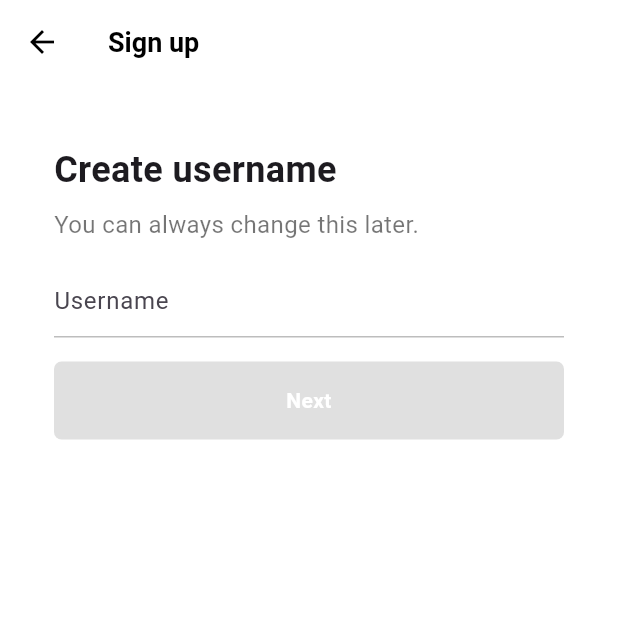
After one commit to RomanusKim/tiktok_clone, a Flutter app: the screen it shows after launch, after a tap on "Use email & password", on a phone screen of 412 x 824 dp, the top half of it. The commit adds this screen. Run offline on Flutter 3.47's test engine with Material 3 defaults, Android fonts, the phone set to English and light mode, and no system bars; our stand-ins replace font_awesome_flutter.

Commit message:
#username_screen(AnimationContainer, TextField)

```diff
--- a/lib/feautres/authentication/login_screen.dart
+++ b/lib/feautres/authentication/login_screen.dart
@@ -49,7 +49,7 @@ class LoginScreen extends StatelessWidget {
         ),
       ),
       bottomNavigationBar: BottomAppBar(
-        color: Colors.grey.shade100,
+        color: Colors.grey.shade50,
         elevation: 2,
         child: Padding(
           padding: const EdgeInsets.symmetric(vertical: Sizes.size12),
--- a/lib/feautres/authentication/sign_up_screen.dart
+++ b/lib/feautres/authentication/sign_up_screen.dart
@@ -2,16 +2,24 @@ import 'package:flutter/material.dart';
 import 'package:font_awesome_flutter/font_awesome_flutter.dart';
 import 'package:tiktok_clone/constants/gaps.dart';
 import 'package:tiktok_clone/constants/sizes.dart';
+import 'package:tiktok_clone/feautres/authentication/email_screen.dart';
 import 'package:tiktok_clone/feautres/authentication/login_screen.dart';
+import 'package:tiktok_clone/feautres/authentication/username_screen.dart';
 import 'package:tiktok_clone/feautres/authentication/widgets/auth_button.dart';
 
 class SignUpScreen extends StatelessWidget {
   const SignUpScreen({super.key});
 
-  void onLoginTap(BuildContext context) {
+  void _onLoginTap(BuildContext context) {
     Navigator.of(
       context,
     ).push(MaterialPageRoute(builder: (context) => LoginScreen()));
+  }
+
+  void _onEmailTap(BuildContext context) {
+    Navigator.of(
+      context,
+    ).push(MaterialPageRoute(builder: (context) => UsernameScreen()));
   }
 
   @override
@@ -37,9 +45,12 @@ class SignUpScreen extends StatelessWidget {
                 textAlign: TextAlign.center,
               ),
               Gaps.v40,
-              AuthButton(
-                icon: FaIcon(FontAwesomeIcons.user),
-                text: "Use email & password",
+              GestureDetector(
+                onTap: () => _onEmailTap(context),
+                child: AuthButton(
+                  icon: FaIcon(FontAwesomeIcons.user),
+                  text: "Use email & password",
+                ),
               ),
               Gaps.v16,
               AuthButton(
@@ -51,7 +62,7 @@ class SignUpScreen extends StatelessWidget {
         ),
       ),
       bottomNavigationBar: BottomAppBar(
-        color: Colors.grey.shade100,
+        color: Colors.grey.shade50,
         elevation: 2,
         child: Padding(
           padding: const EdgeInsets.symmetric(vertical: Sizes.size12),
@@ -61,7 +72,7 @@ class SignUpScreen extends StatelessWidget {
               Text('Already have an account?'),
               Gaps.h5,
               GestureDetector(
-                onTap: () => onLoginTap(context),
+                onTap: () => _onLoginTap(context),
                 child: Text(
                   'Log in',
                   style: TextStyle(
--- /dev/null
+++ b/lib/feautres/authentication/username_screen.dart
@@ -0,0 +1,90 @@
+import 'package:flutter/material.dart';
+import 'package:tiktok_clone/constants/gaps.dart';
+import 'package:tiktok_clone/constants/sizes.dart';
+
+class UsernameScreen extends StatefulWidget {
+  const UsernameScreen({super.key});
+
+  @override
+  State<UsernameScreen> createState() => _UsernameScreenState();
+}
+
+class _UsernameScreenState extends State<UsernameScreen> {
+  final TextEditingController _usernameController = TextEditingController();
+
+  String _username = "";
+  @override
+  void initState() {
+    super.initState();
+
+    _usernameController.addListener(() {
+      setState(() {
+        _username = _usernameController.text;
+      });
+    });
+  }
+
+  @override
+  Widget build(BuildContext context) {
+    return Scaffold(
+      appBar: AppBar(title: Text("Sign up")),
+      body: Padding(
+        padding: const EdgeInsets.symmetric(horizontal: Sizes.size36),
+        child: Column(
+          crossAxisAlignment: CrossAxisAlignment.start,
+          children: [
+            Gaps.v40,
+            Text(
+              "Create username",
+              style: TextStyle(
+                fontSize: Sizes.size24,
+                fontWeight: FontWeight.w700,
+              ),
+            ),
+            Gaps.v8,
+            Text(
+              "You can always change this later.",
+              style: TextStyle(fontSize: Sizes.size16, color: Colors.black54),
+            ),
+            Gaps.v16,
+            TextField(
+              controller: _usernameController,
+              decoration: InputDecoration(
+                hintText: "Username",
+                enabledBorder: UnderlineInputBorder(
+                  borderSide: BorderSide(color: Colors.grey.shade400),
+                ),
+                focusedBorder: UnderlineInputBorder(
+                  borderSide: BorderSide(color: Colors.grey.shade400),
+                ),
+              ),
+              cursorColor: Theme.of(context).primaryColor,
+            ),
+            Gaps.v16,
+            FractionallySizedBox(
+              widthFactor: 1,
+              child: AnimatedContainer(
+                duration: Duration(milliseconds: 300),
+                padding: EdgeInsets.symmetric(vertical: Sizes.size16),
+                decoration: BoxDecoration(
+                  borderRadius: BorderRadius.circular(Sizes.size5),
+                  color: _username.isEmpty
+                      ? Colors.grey.shade300
+                      : Theme.of(context).primaryColor,
+                ),
+                child: Text(
+                  "Next",
+                  textAlign: TextAlign.center,
+                  style: TextStyle(
+                    color: Colors.white,
+                    fontWeight: FontWeight.w600,
+                  ),
+                ),
+              ),
+            ),
+          ],
+        ),
+      ),
+    );
+  }
+}
--- a/lib/main.dart
+++ b/lib/main.dart
@@ -14,7 +14,20 @@ class TikTokApp extends StatelessWidget {
   Widget build(BuildContext context) {
     return MaterialApp(
       title: 'TikTok Clone',
-      theme: ThemeData(primaryColor: Color(0xFFE9435A)),
+      theme: ThemeData(
+        appBarTheme: AppBarTheme(
+          foregroundColor: Colors.black,
+          backgroundColor: Colors.white,
+          elevation: 0,
+          titleTextStyle: TextStyle(
+            color: Colors.black,
+            fontSize: Sizes.size16 + Sizes.size2,
+            fontWeight: FontWeight.w600,
+          ),
+        ),
+        scaffoldBackgroundColor: Colors.white,
+        primaryColor: Color(0xFFE9435A),
+      ),
       home: SignUpScreen(),
     );
   }
```
Also changed, not shown: lib/feautres/authentication/email_screen.dart (added, +35 -0 lines).
